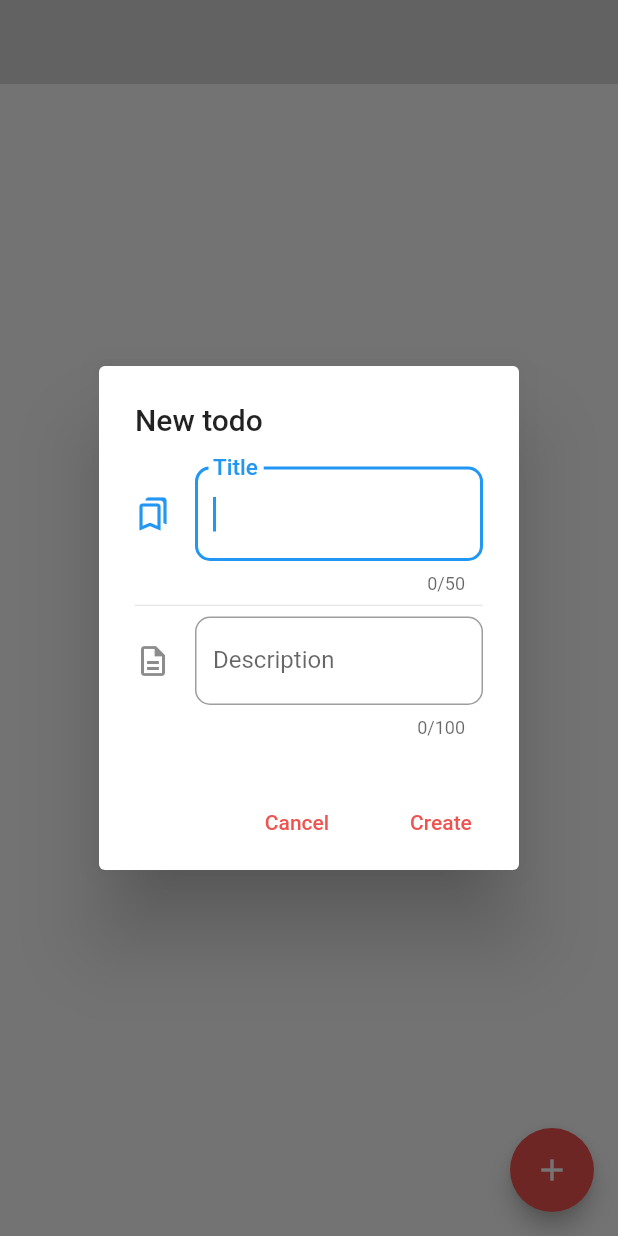
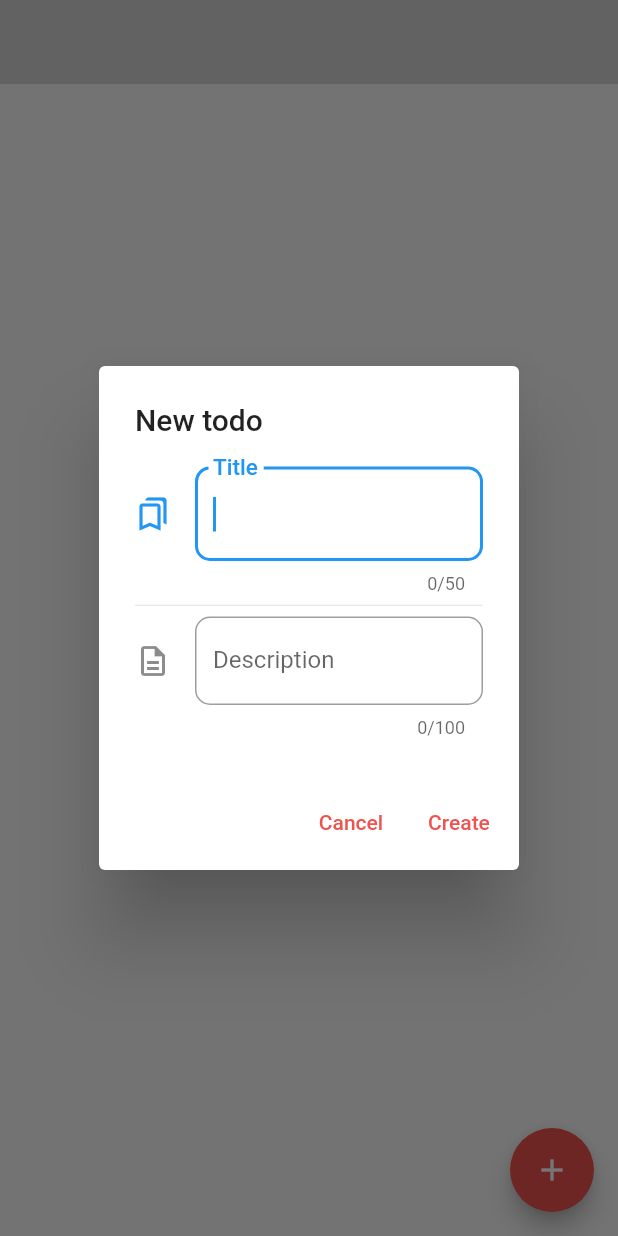
Before and after one commit to yllgashi/important, a Flutter app: the screen it shows after launch, after a tap on the "add" icon, on a phone screen of 412 x 824 dp. Run offline on Flutter 3.47's test engine with Material 2 defaults, Android fonts, the phone set to English and light mode, and no system bars; statements that could not run were skipped.

Commit message:
"A RenderFlex overflowed on the bottom" error fixed

```diff
--- a/lib/models/data_access.dart
+++ b/lib/Data_access/data_access.dart
@@ -1,4 +1,4 @@
-import 'ToDoNote.dart';
+import '../models/ToDoNote.dart';
 
 class DataAccess {
     static List<ToDoNote> todos = [];
--- a/lib/screens/finishedTodos.dart
+++ b/lib/screens/finishedTodos.dart
@@ -1,5 +1,5 @@
 import 'package:flutter/material.dart';
-import 'package:important/models/data_access.dart';
+import 'package:important/Data_access/data_access.dart';
 import 'package:important/widgets/default_appbar.dart';
 import 'package:important/widgets/todo_list.dart';
 
--- a/lib/screens/home.dart
+++ b/lib/screens/home.dart
@@ -1,5 +1,5 @@
 import 'package:flutter/material.dart';
-import 'package:important/models/data_access.dart';
+import 'package:important/Data_access/data_access.dart';
 import 'package:important/widgets/default_appbar.dart';
 import 'package:important/widgets/floating_action_button_add.dart';
 import 'package:important/widgets/todo_list.dart';
--- a/lib/widgets/default_appbar.dart
+++ b/lib/widgets/default_appbar.dart
@@ -1,6 +1,6 @@
 import 'package:flutter/material.dart';
 import 'package:important/models/ToDoNote.dart';
-import 'package:important/models/data_access.dart';
+import 'package:important/Data_access/data_access.dart';
 import 'package:important/utilities/constants.dart';
 import 'package:important/widgets/search.dart';
 
--- a/lib/widgets/dialogs/create_todo_dialog.dart
+++ b/lib/widgets/dialogs/create_todo_dialog.dart
@@ -1,4 +1,5 @@
 import 'package:flutter/material.dart';
+import 'package:flutter/rendering.dart';
 import 'package:important/models/ToDoNote.dart';
 import 'package:important/models/priority.dart';
 import 'package:important/utilities/constants.dart';
@@ -19,22 +20,22 @@ class _CreateTodoDialogState extends State<CreateTodoDialog> {
 
   _CreateTodoDialogState(this._todos);
 
-
   @override
   Widget build(BuildContext context) {
     return AlertDialog(
+      scrollable: true,
       title: Text('New todo'),
       content: _todoForm(),
       actions: [
-        FlatButton(
-          textColor: Constants.primaryColor,
+        TextButton(
+          style: TextButton.styleFrom(primary: Constants.primaryColor),
           onPressed: () {
             Navigator.pop(context);
           },
           child: Text('Cancel'),
         ),
-        FlatButton(
-          textColor: Constants.primaryColor,
+        TextButton(
+          style: TextButton.styleFrom(primary: Constants.primaryColor),
           onPressed: addNewTodo,
           child: Text('Create'),
         ),
@@ -77,16 +78,18 @@ class _CreateTodoDialogState extends State<CreateTodoDialog> {
               borderRadius: BorderRadius.all(Radius.circular(10.0)),
             ),
           ),
-
         )
       ],
     );
   }
 
   void addNewTodo() {
-            ToDoNote temp = ToDoNote(this._todoTitleController.text,
-            this._todoDescriptionController.text, Priority.unimportant, DateTime.now());
-            Constants.addNewTodo(temp);
-            Navigator.pop(context);
+    ToDoNote temp = ToDoNote(
+        this._todoTitleController.text,
+        this._todoDescriptionController.text,
+        Priority.unimportant,
+        DateTime.now());
+    Constants.addNewTodo(temp);
+    Navigator.pop(context);
   }
 }
--- a/lib/widgets/todo_list.dart
+++ b/lib/widgets/todo_list.dart
@@ -46,12 +46,12 @@ class _TodoList extends State<TodoList> {
               Scaffold.of(context).showSnackBar(
                 SnackBar(
                   content: Text(dir == DismissDirection.startToEnd
-                      ? item.caption + ' removed'
-                      : item.caption + ' is done'),
+                      ? '"' + item.caption + '" is removed'
+                      : '"' + item.caption + '" is moved'),
                   action: SnackBarAction(
                     label: (dir == DismissDirection.startToEnd)
                     ? 'UNDO'
-                    : null,
+                    : '',
                     onPressed:() {
                       setState(() => this._todos.insert(i, item));
                     },
```
